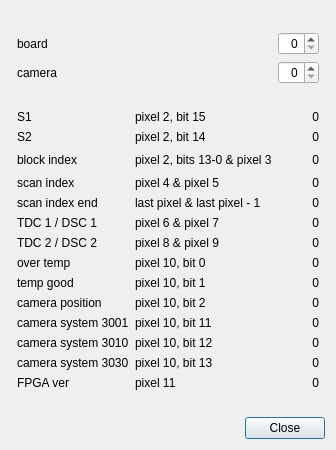
Qt form escam/dialogspecialpixels.ui (Entwicklungsburo-Stresing/EBST_CAM) before a commit.
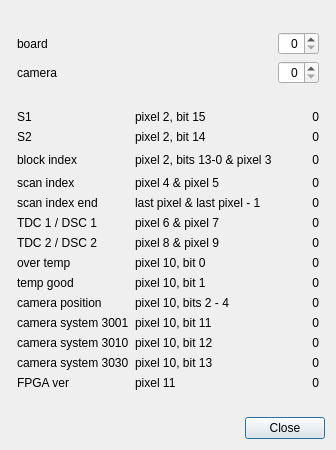
The same form after that commit.

Patch:
```diff
--- a/escam/dialogspecialpixels.ui
+++ b/escam/dialogspecialpixels.ui
@@ -412,7 +412,7 @@
      <item row="12" column="2">
       <widget class="QLabel" name="labelCamPosPos">
        <property name="text">
-        <string>pixel 10, bit 2</string>
+        <string>pixel 10, bits 2 - 4</string>
        </property>
       </widget>
      </item>
```
